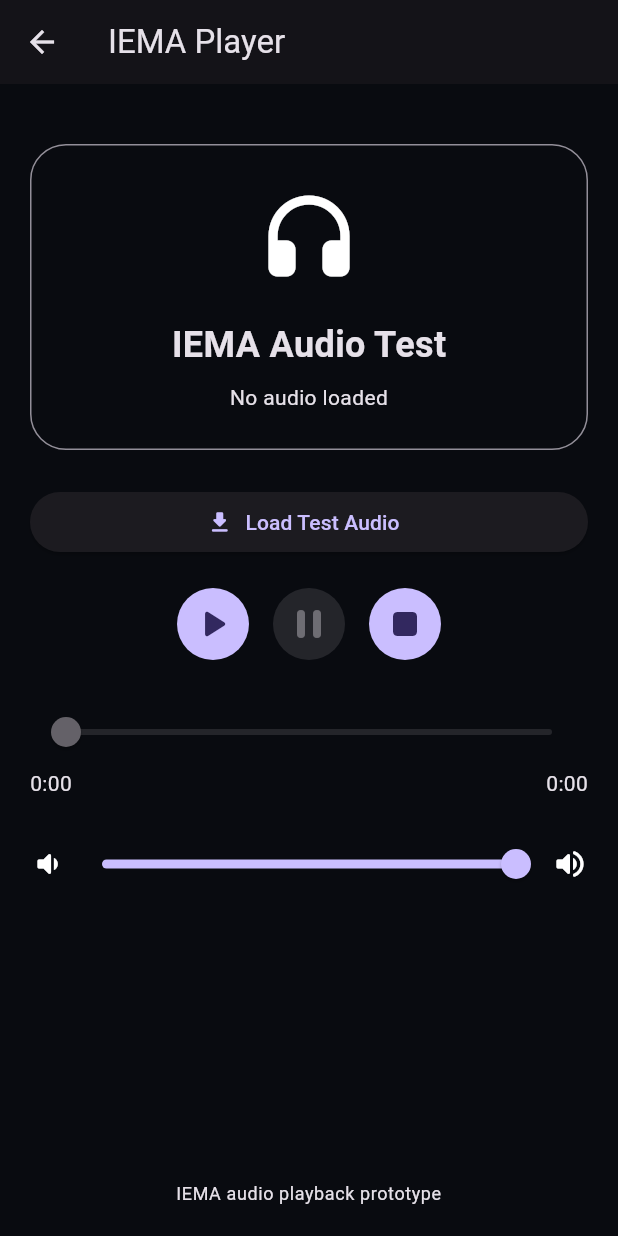
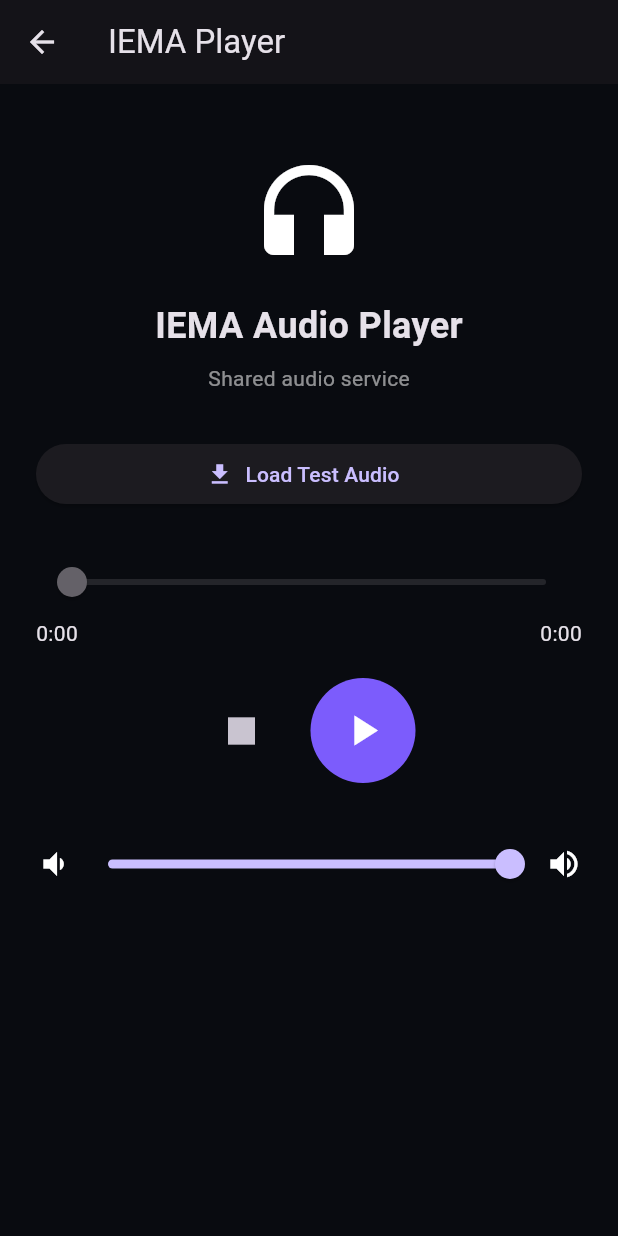
Before and after one commit to LachicACarl/AcousticLab, a Flutter app: the screen it shows after launch, after a tap on the "play arrow" icon, on a phone screen of 412 x 824 dp. Run offline on Flutter 3.47's test engine with Material 3 defaults, Android fonts, the phone set to English and light mode, and no system bars; our stand-ins replace just_audio; Roboto replaces fonts that are missing (Arial).

Commit message:
Share AudioService between Home and Player

```diff
--- a/lib/main.dart
+++ b/lib/main.dart
@@ -1,5 +1,6 @@
 import 'package:flutter/material.dart';
 import 'screens/audio_player_page.dart';
+import 'services/audio_service.dart';
 
 void main() {
   runApp(const IEMAApp());
@@ -103,6 +104,13 @@ class HomePage extends StatefulWidget {
 }
 
 class _HomePageState extends State<HomePage> {
+  final AudioService _audioService = AudioService();
+
+  @override
+  void dispose() {
+    _audioService.dispose();
+    super.dispose();
+  }
   double volume = 65;
 
   @override
@@ -419,7 +427,7 @@ class _HomePageState extends State<HomePage> {
                 Navigator.push(
                   context,
                   MaterialPageRoute(
-                    builder: (_) => const AudioPlayerPage(),
+                    builder: (_) => AudioPlayerPage(audioService: _audioService),
                   ),
                 );
               },
@@ -635,7 +643,7 @@ class _EqualizerPageState extends State<EqualizerPage> {
             const SizedBox(height: 24),
 
             DropdownButtonFormField<String>(
-              value: preset,
+              initialValue: preset,
               decoration: InputDecoration(
                 labelText: 'Preset',
                 filled: true,
--- a/lib/screens/audio_player_page.dart
+++ b/lib/screens/audio_player_page.dart
@@ -4,8 +4,11 @@ import 'package:just_audio/just_audio.dart';
 import '../services/audio_service.dart';
 
 class AudioPlayerPage extends StatefulWidget {
+  final AudioService audioService;
+
   const AudioPlayerPage({
     super.key,
+    required this.audioService,
   });
 
   @override
@@ -13,46 +16,30 @@ class AudioPlayerPage extends StatefulWidget {
 }
 
 class _AudioPlayerPageState extends State<AudioPlayerPage> {
-  final AudioService _audioService = AudioService();
-
-  bool _loading = false;
-  String _status = 'No audio loaded';
-
   static const String _testAudioUrl =
       'https://www.soundhelix.com/examples/mp3/SoundHelix-Song-1.mp3';
 
+  AudioService get _audioService => widget.audioService;
+
   Future<void> _loadAudio() async {
-    setState(() {
-      _loading = true;
-      _status = 'Loading audio...';
-    });
-
     try {
       await _audioService.loadAudio(_testAudioUrl);
 
       if (!mounted) return;
 
-      setState(() {
-        _status = 'Audio loaded';
-      });
+      ScaffoldMessenger.of(context).showSnackBar(
+        const SnackBar(
+          content: Text('Test audio loaded'),
+        ),
+      );
     } catch (error) {
       if (!mounted) return;
 
-      setState(() {
-        _status = 'Failed to load audio';
-      });
-
       ScaffoldMessenger.of(context).showSnackBar(
         SnackBar(
-          content: Text('Audio error: $error'),
+          content: Text('Unable to load audio: $error'),
         ),
       );
-    } finally {
-      if (mounted) {
-        setState(() {
-          _loading = false;
-        });
-      }
     }
   }
 
@@ -64,7 +51,7 @@ class _AudioPlayerPageState extends State<AudioPlayerPage> {
 
       ScaffoldMessenger.of(context).showSnackBar(
         SnackBar(
-          content: Text('Playback error: $error'),
+          content: Text('Unable to play audio: $error'),
         ),
       );
     }
@@ -76,18 +63,13 @@ class _AudioPlayerPageState extends State<AudioPlayerPage> {
 
   Future<void> _stop() async {
     await _audioService.stop();
-
-    if (!mounted) return;
-
-    setState(() {
-      _status = 'Stopped';
-    });
   }
 
-  @override
-  void dispose() {
-    _audioService.dispose();
-    super.dispose();
+  String _formatDuration(Duration duration) {
+    final minutes = duration.inMinutes;
+    final seconds = duration.inSeconds.remainder(60);
+
+    return '$minutes:${seconds.toString().padLeft(2, '0')}';
   }
 
   @override
@@ -97,95 +79,55 @@ class _AudioPlayerPageState extends State<AudioPlayerPage> {
         title: const Text('IEMA Player'),
       ),
       body: Padding(
-        padding: const EdgeInsets.all(20),
+        padding: const EdgeInsets.all(24),
         child: Column(
-          crossAxisAlignment: CrossAxisAlignment.stretch,
           children: [
             const SizedBox(height: 20),
-
-            Container(
-              padding: const EdgeInsets.all(24),
-              decoration: BoxDecoration(
-                borderRadius: BorderRadius.circular(24),
-                border: Border.all(
-                  color: Theme.of(context).colorScheme.outline,
+            const Icon(
+              Icons.headphones,
+              size: 80,
             ),
-              ),
-              child: Column(
-                children: [
-                  const Icon(
-                    Icons.headphones_rounded,
-                    size: 72,
-                  ),
-
             const SizedBox(height: 20),
-
             const Text(
-                    'IEMA Audio Test',
+              'IEMA Audio Player',
               style: TextStyle(
                 fontSize: 24,
                 fontWeight: FontWeight.bold,
               ),
             ),
-
             const SizedBox(height: 8),
-
-                  Text(
-                    _status,
-                    textAlign: TextAlign.center,
-                  ),
-                ],
+            const Text(
+              'Shared audio service',
+              style: TextStyle(
+                color: Colors.white54,
               ),
             ),
-
-            const SizedBox(height: 24),
-
-            ElevatedButton.icon(
-              onPressed: _loading ? null : _loadAudio,
-              icon: const Icon(Icons.download_rounded),
-              label: Text(
-                _loading ? 'Loading...' : 'Load Test Audio',
+            const SizedBox(height: 30),
+            SizedBox(
+              width: double.infinity,
+              child: ElevatedButton.icon(
+                onPressed: _loadAudio,
+                icon: const Icon(Icons.download),
+                label: const Text('Load Test Audio'),
               ),
             ),
-
-            const SizedBox(height: 20),
-
+            const SizedBox(height: 24),
             StreamBuilder<PlayerState>(
               stream: _audioService.playerStateStream,
               builder: (context, snapshot) {
-                final playing = snapshot.data?.playing ?? false;
+                final playerState = snapshot.data;
+                final processingState = playerState?.processingState;
+                final isPlaying = playerState?.playing ?? false;
 
-                return Row(
-                  mainAxisAlignment: MainAxisAlignment.center,
+                final isLoading =
+                    processingState == ProcessingState.loading ||
+                    processingState == ProcessingState.buffering;
+
+                final isCompleted =
+                    processingState == ProcessingState.completed;
+
+                return Column(
                   children: [
-                    IconButton.filled(
-                      onPressed: playing ? null : _play,
-                      icon: const Icon(Icons.play_arrow_rounded),
-                      iconSize: 32,
-                    ),
-
-                    const SizedBox(width: 16),
-
-                    IconButton.filled(
-                      onPressed: playing ? _pause : null,
-                      icon: const Icon(Icons.pause_rounded),
-                      iconSize: 32,
-                    ),
-
-                    const SizedBox(width: 16),
-
-                    IconButton.filled(
-                      onPressed: _stop,
-                      icon: const Icon(Icons.stop_rounded),
-                      iconSize: 32,
-                    ),
-                  ],
-                );
-              },
-            ),
-
-            const SizedBox(height: 24),
-
                     StreamBuilder<Duration>(
                       stream: _audioService.positionStream,
                       builder: (context, positionSnapshot) {
@@ -198,20 +140,22 @@ class _AudioPlayerPageState extends State<AudioPlayerPage> {
                             final duration =
                                 durationSnapshot.data ?? Duration.zero;
 
-                    final max = duration.inMilliseconds > 0
+                            final maximum =
+                                duration.inMilliseconds > 0
                                     ? duration.inMilliseconds.toDouble()
                                     : 1.0;
 
-                    final value = position.inMilliseconds
-                        .clamp(0, max.toInt())
+                            final current =
+                                position.inMilliseconds
+                                    .clamp(0, maximum.toInt())
                                     .toDouble();
 
                             return Column(
                               children: [
                                 Slider(
                                   min: 0,
-                          max: max,
-                          value: value,
+                                  max: maximum,
+                                  value: current,
                                   onChanged: duration.inMilliseconds > 0
                                       ? (value) {
                                           _audioService.seek(
@@ -222,7 +166,6 @@ class _AudioPlayerPageState extends State<AudioPlayerPage> {
                                         }
                                       : null,
                                 ),
-
                                 Row(
                                   mainAxisAlignment:
                                       MainAxisAlignment.spaceBetween,
@@ -237,45 +180,76 @@ class _AudioPlayerPageState extends State<AudioPlayerPage> {
                         );
                       },
                     ),
-
                     const SizedBox(height: 20),
-
+                    Row(
+                      mainAxisAlignment: MainAxisAlignment.center,
+                      children: [
+                        IconButton(
+                          onPressed: _stop,
+                          icon: const Icon(Icons.stop),
+                          iconSize: 36,
+                        ),
+                        const SizedBox(width: 20),
+                        Container(
+                          width: 70,
+                          height: 70,
+                          decoration: const BoxDecoration(
+                            shape: BoxShape.circle,
+                            color: Color(0xFF7C5CFC),
+                          ),
+                          child: IconButton(
+                            onPressed: isLoading
+                                ? null
+                                : isCompleted
+                                    ? _loadAudio
+                                    : isPlaying
+                                        ? _pause
+                                        : _play,
+                            icon: Icon(
+                              isLoading
+                                  ? Icons.hourglass_top
+                                  : isCompleted
+                                      ? Icons.replay
+                                      : isPlaying
+                                          ? Icons.pause
+                                          : Icons.play_arrow,
+                            ),
+                            color: Colors.white,
+                            iconSize: 34,
+                          ),
+                        ),
+                      ],
+                    ),
+                  ],
+                );
+              },
+            ),
+            const SizedBox(height: 30),
             Row(
               children: [
-                const Icon(Icons.volume_down_rounded),
+                const Icon(Icons.volume_down),
+                Expanded(
+                  child: StreamBuilder<double>(
+                    stream: _audioService.volumeStream,
+                    initialData: _audioService.volume,
+                    builder: (context, snapshot) {
+                      final volume = snapshot.data ?? 1.0;
 
-                Expanded(
-                  child: Slider(
+                      return Slider(
                         min: 0,
                         max: 1,
-                    value: 1,
-                    onChanged: (value) {
-                      _audioService.setVolume(value);
+                        value: volume.clamp(0.0, 1.0),
+                        onChanged: _audioService.setVolume,
+                      );
                     },
                   ),
                 ),
-
-                const Icon(Icons.volume_up_rounded),
+                const Icon(Icons.volume_up),
               ],
-            ),
-
-            const Spacer(),
-
-            Text(
-              'IEMA audio playback prototype',
-              textAlign: TextAlign.center,
-              style: Theme.of(context).textTheme.bodySmall,
             ),
           ],
         ),
       ),
     );
   }
-
-  String _formatDuration(Duration duration) {
-    final minutes = duration.inMinutes;
-    final seconds = duration.inSeconds % 60;
-
-    return '$minutes:${seconds.toString().padLeft(2, '0')}';
 }
-}
--- a/lib/services/audio_service.dart
+++ b/lib/services/audio_service.dart
@@ -7,6 +7,8 @@ class AudioService {
 
   EqProfile _currentProfile = EqProfile.flat();
 
+  double _volume = 1.0;
+
   EqProfile get currentProfile => _currentProfile;
 
   Stream<PlayerState> get playerStateStream => _player.playerStateStream;
@@ -15,11 +17,15 @@ class AudioService {
 
   Stream<Duration?> get durationStream => _player.durationStream;
 
+  Stream<double> get volumeStream => _player.volumeStream;
+
   bool get isPlaying => _player.playing;
 
   Duration get position => _player.position;
 
   Duration? get duration => _player.duration;
+
+  double get volume => _volume;
 
   Future<void> loadAudio(String url) async {
     await _player.setUrl(url);
@@ -42,7 +48,11 @@ class AudioService {
   }
 
   Future<void> setVolume(double volume) async {
-    await _player.setVolume(volume.clamp(0.0, 1.0));
+    final safeVolume = volume.clamp(0.0, 1.0);
+
+    _volume = safeVolume;
+
+    await _player.setVolume(safeVolume);
   }
 
   void loadProfile(EqProfile profile) {
@@ -54,19 +64,15 @@ class AudioService {
       case 'Bass':
         _currentProfile = EqProfile.bass();
         break;
-
       case 'Vocal':
         _currentProfile = EqProfile.vocal();
         break;
-
       case 'Gaming':
         _currentProfile = EqProfile.gaming();
         break;
-
       case 'Movie':
         _currentProfile = EqProfile.movie();
         break;
-
       case 'Flat':
       default:
         _currentProfile = EqProfile.flat();
```
Lines whose indentation alone changed are shown as unchanged.
